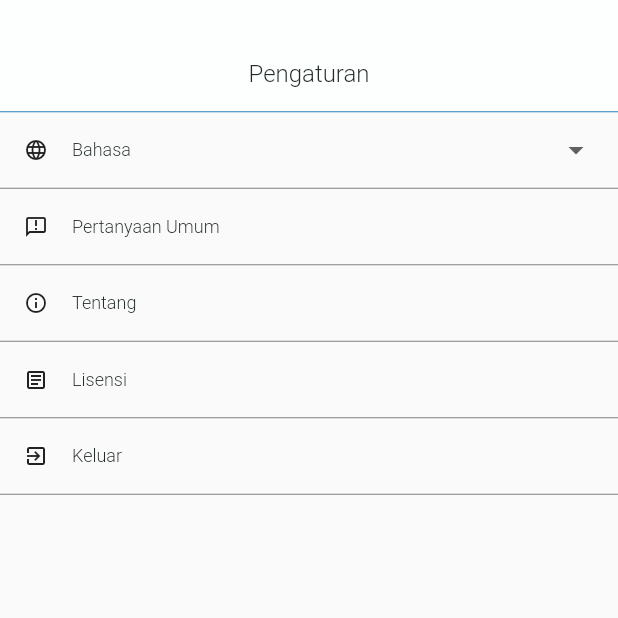
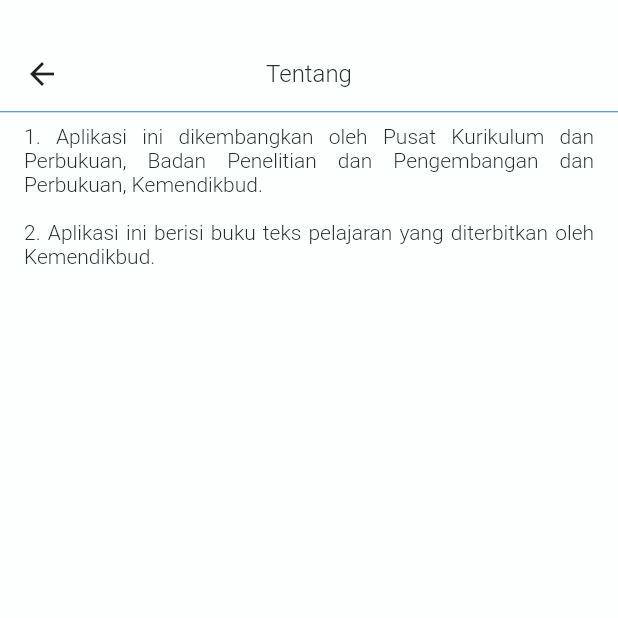
Before and after one commit to conclude91/bei, a Flutter app: the SettingPage screen opened directly, after a tap on "Tentang", on a phone screen of 412 x 824 dp, the top half of it. Run offline on Flutter 3.47's test engine with Material 2 defaults, Android fonts, the phone set to English and light mode, and no system bars; our stand-ins replace bottom_navy_bar, dio, firebase_auth, firebase_core, flutter_phoenix, fluttertoast and 7 more; missing offline and left inert: filesize, flutter_image, syncfusion_flutter_pdfviewer; accounts and stored records are empty; Roboto replaces fonts that are missing (Ubuntu).

Commit message:
- update onboarding - update splashscreen - update about page - update licenses page

```diff
--- /dev/null
+++ b/lib/pages/about_page.dart
@@ -0,0 +1,89 @@
+import 'package:bei/provider/language_provider.dart';
+import 'package:bei/themes/app_color.dart';
+import 'package:bei/values/app_dimen.dart';
+import 'package:bei/values/app_string.dart';
+import 'package:bei/widgets/custom_text.dart';
+import 'package:flutter/material.dart';
+import 'package:provider/provider.dart';
+
+class AboutPage extends StatefulWidget {
+  @override
+  _AboutPageState createState() => _AboutPageState();
+}
+
+class _AboutPageState extends State<AboutPage> {
+  @override
+  Widget build(BuildContext context) {
+    return Consumer<LanguageProvider>(
+      builder: (context, languageProvider, _) => Scaffold(
+        backgroundColor: backgroundColor,
+        body: Container(
+          padding: EdgeInsets.only(top: paddingNormal),
+          child: Column(
+            children: [
+              Container(
+                height: appBarHeight,
+                color: backgroundColor,
+                child: Stack(
+                  children: [
+                    Align(
+                      alignment: Alignment.centerLeft,
+                      child: Container(
+                        margin: EdgeInsets.only(
+                          left: paddingTiny,
+                          right: paddingTiny,
+                        ),
+                        child: InkWell(
+                          child: Padding(
+                            padding: EdgeInsets.all(paddingTiny),
+                            child: Icon(
+                              Icons.arrow_back,
+                            ),
+                          ),
+                          onTap: () {
+                            Navigator.pop(context);
+                          },
+                        ),
+                      ),
+                    ),
+                    Align(
+                      alignment: Alignment.center,
+                      child: CustomText(
+                        text: languageProvider.language ? enAbout : inaAbout,
+                        size: regular,
+                      ),
+                    ),
+                  ],
+                ),
+              ),
+              Divider(
+                height: 1,
+                color: primaryColor,
+              ),
+              Expanded(
+                child: ListView(
+                  padding: EdgeInsets.only(top: 0),
+                  children: [
+                    Container(
+                      padding: EdgeInsets.only(
+                        left: paddingSmall,
+                        right: paddingSmall,
+                        top: paddingTiny,
+                        bottom: paddingTiny,
+                      ),
+                      child: CustomText(
+                        text: inaAboutContent,
+                        size: normal,
+                        align: TextAlign.justify,
+                      ),
+                    ),
+                  ],
+                ),
+              ),
+            ],
+          ),
+        ),
+      ),
+    );
+  }
+}
--- a/lib/pages/onboarding_page.dart
+++ b/lib/pages/onboarding_page.dart
@@ -24,9 +24,9 @@
     currentIndex = 0;
     pageController = PageController();
     slider = <Widget>[
-      showPage(AssetImage('assets/images/graphic-1.png'), 'Lorem Ipsum', lorem),
-      showPage(AssetImage('assets/images/graphic-2.png'), 'Lorem Ipsum', lorem),
-      showPage(AssetImage('assets/images/graphic-3.png'), 'Lorem Ipsum', lorem),
+      showPage(AssetImage('assets/images/graphic-1.png'), 'Bukunesia Selalu Ada', inaOnboarding1),
+      showPage(AssetImage('assets/images/graphic-2.png'), 'Bukunesia Untuk Semuanya', inaOnboarding2),
+      //showPage(AssetImage('assets/images/graphic-3.png'), 'Lorem Ipsum', lorem),
     ];
     super.initState();
   }
--- a/lib/pages/setting_page.dart
+++ b/lib/pages/setting_page.dart
@@ -1,4 +1,6 @@
+import 'package:bei/pages/about_page.dart';
 import 'package:bei/pages/faq_page.dart';
+import 'package:bei/pages/licenses_page.dart';
 import 'package:bei/provider/language_provider.dart';
 import 'package:bei/themes/app_color.dart';
 import 'package:bei/values/app_dimen.dart';
@@ -156,7 +158,14 @@
                             ],
                           ),
                         ),
-                        onTap: () {},
+                        onTap: () {
+                          Navigator.push(
+                            context,
+                            MaterialPageRoute(
+                              builder: (context) => AboutPage(),
+                            ),
+                          );
+                        },
                       ),
                       Divider(
                         height: 1,
@@ -184,7 +193,14 @@
                             ],
                           ),
                         ),
-                        onTap: () {},
+                        onTap: () {
+                          Navigator.push(
+                            context,
+                            MaterialPageRoute(
+                              builder: (context) => LicensesPage(),
+                            ),
+                          );
+                        },
                       ),
                       Divider(
                         height: 1,
--- a/lib/values/app_string.dart
+++ b/lib/values/app_string.dart
@@ -79,6 +79,16 @@
 String inaNoData = 'Tidak ada data';
 String inaStudent = 'Siswa';
 String inaTeacher = 'Guru';
+String inaLicenseContent =
+    '1. Seluruh buku yang terdapat di dalam aplikasi ini dapat dibaca dan diunduh secara gratis.\n\n2. Hak cipta buku ada pada Kementerian Pendidikan dan Kebudayaan Republik Indonesia. Setiap pelanggaran terhadap hak cipta dikenakan sanksi sesuai dengan Undang-Undang RI Nomor 28 Tahun 2014 Tentang Hak Cipta. Penggunaan buku secara komersial harus mendapat izin dari pemilik hak cipta.';
+String inaAboutContent =
+    '1. Aplikasi ini dikembangkan oleh Pusat Kurikulum dan Perbukuan, Badan Penelitian dan Pengembangan dan Perbukuan, Kemendikbud.\n\n2. Aplikasi ini berisi buku teks pelajaran yang diterbitkan oleh Kemendikbud.';
+String inaOnboarding1 =
+    'Kapanpun dan dimanapun kalian dapat mengunduh dan membaca buku yang diinginkan. Buku dapat diunduh secara utuh atau hanya bab yang dibutuhkan.';
+String inaOnboarding2 =
+    'Aplikasi ini dapat digunakan oleh siswa, guru, dan pengguna lainnya.';
+String inaOnboarding3 =
+    'Seluruh buku yang terdapat di dalam aplikasi ini dapat dibaca dan diunduh secara gratis.';
 
 String enWelcomeHi = 'Hi, Friend !';
 String enWelcomeMessage = 'How many\nbook have you read today ?';
```
Also changed, not shown: lib/pages/licenses_page.dart (added, +89 -0 lines), lib/pages/splashscreen_page.dart (+29 -1 lines).
